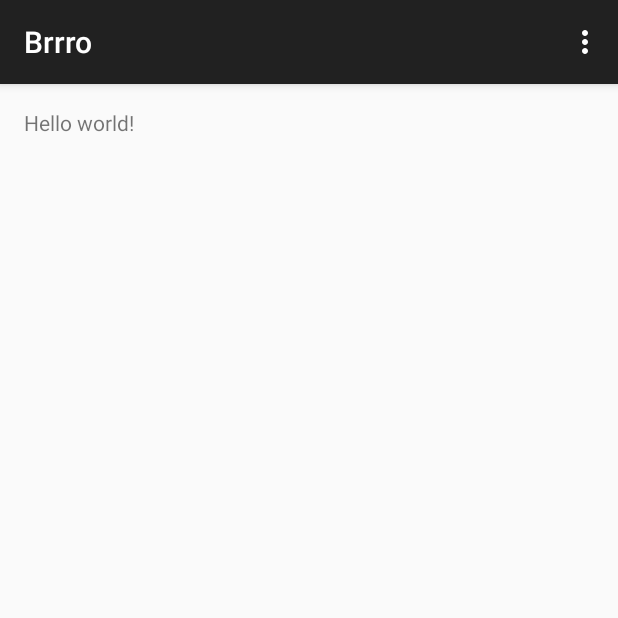
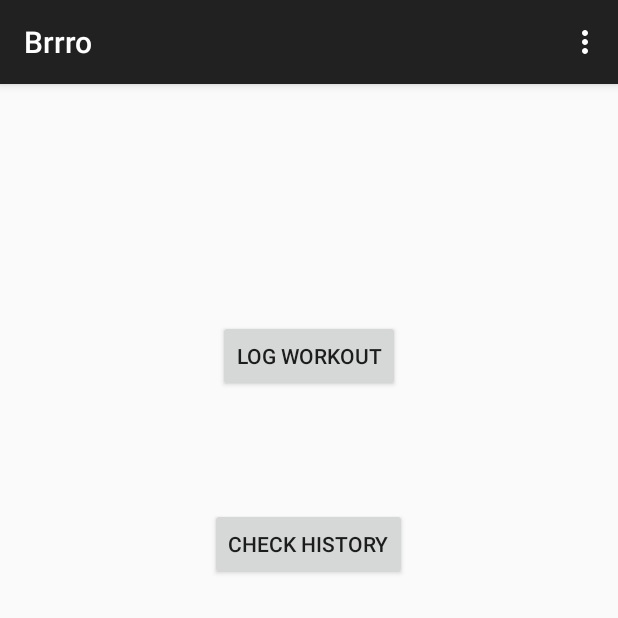
Before and after one commit to pgoggijr/Brrro, an Android app: the screen it shows after launch (MenuActivity), on a phone screen of 412 x 824 dp, the top half of it. Run offline under Robolectric (Android 15) with nearby library versions, the phone set to English and light mode, and no system bars.

Commit message:
added menu

```diff
--- a/app/src/main/res/layout/activity_menu.xml
+++ b/app/src/main/res/layout/activity_menu.xml
@@ -5,7 +5,21 @@
     android:paddingTop="@dimen/activity_vertical_margin"
     android:paddingBottom="@dimen/activity_vertical_margin" tools:context=".MenuActivity">
 
-    <TextView android:text="@string/hello_world" android:layout_width="wrap_content"
-        android:layout_height="wrap_content" />
+    <Button
+        android:layout_width="wrap_content"
+        android:layout_height="wrap_content"
+        android:text="@string/log_workout_button"
+        android:id="@+id/log_workout"
+        android:layout_centerHorizontal="true"
+        android:layout_marginTop="141dp" />
+
+    <Button
+        android:layout_width="wrap_content"
+        android:layout_height="wrap_content"
+        android:text="@string/workout_history_button"
+        android:id="@+id/check_history"
+        android:layout_below="@+id/log_workout"
+        android:layout_centerHorizontal="true"
+        android:layout_marginTop="77dp" />
 
 </RelativeLayout>
--- a/app/src/main/res/values/strings.xml
+++ b/app/src/main/res/values/strings.xml
@@ -3,4 +3,6 @@
 
     <string name="hello_world">Hello world!</string>
     <string name="action_settings">Settings</string>
+    <string name="log_workout_button">Log Workout</string>
+    <string name="workout_history_button">Check History</string>
 </resources>
```
Also changed, not shown: app/src/main/java/com/sounds_good/brrro/HistoryActivity.java (added, +42 -0 lines), app/src/main/java/com/sounds_good/brrro/LoggingActivity.java (added, +42 -0 lines).
